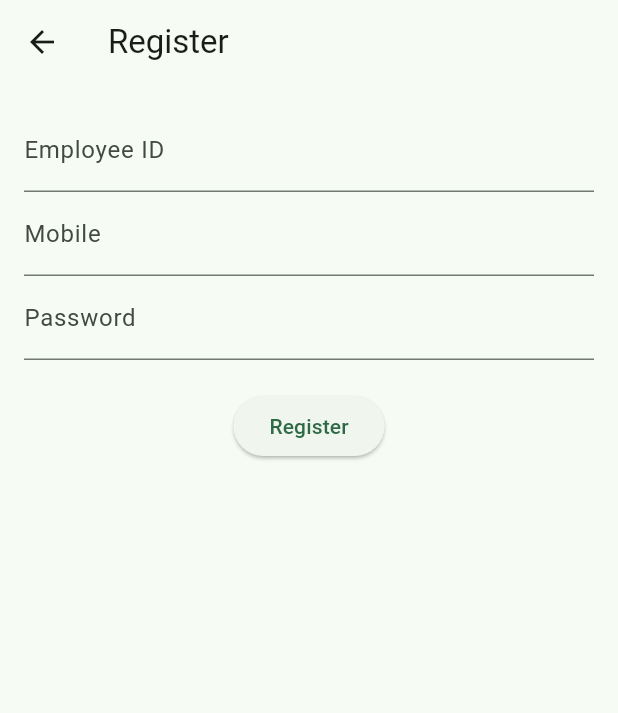
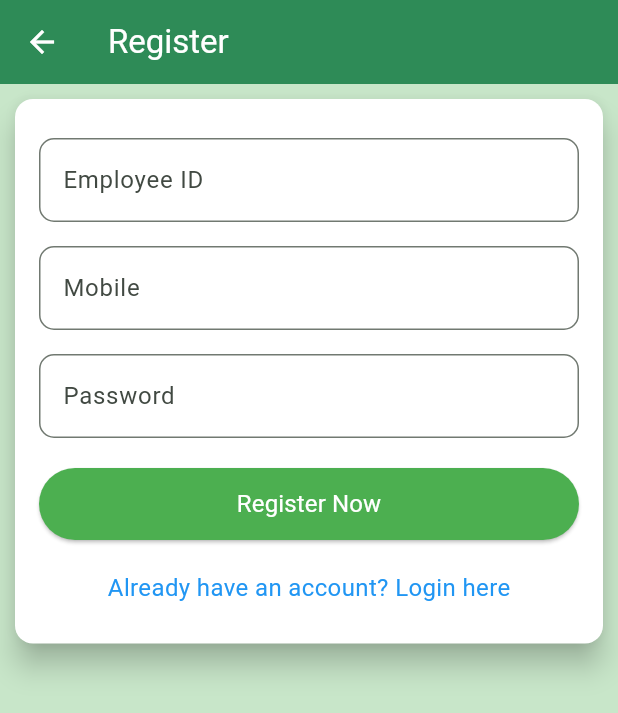
Before and after one commit to firojandev/Sales-App, a Flutter app: the screen it shows after launch, after a tap on an icon or button, on a phone screen of 412 x 824 dp. Shown: the top 713 px of the screen. Run offline on Flutter 3.47's test engine with Material 3 defaults, Android fonts, the phone set to English and light mode, and no system bars; our stand-ins replace shared_preferences.

Commit message:
Registration UI design is completed

```diff
--- a/lib/src/login/login_page.dart
+++ b/lib/src/login/login_page.dart
@@ -56,7 +56,7 @@ class _LoginPageState extends State<LoginPage> {
               child: Column(
                 mainAxisSize: MainAxisSize.min,
                 children: [
-                  Text(AppConstants.appName,style:MyTextStyle.titleStyle),
+                  const Text(AppConstants.appName,style:MyTextStyle.titleStyle),
                   const SizedBox(height: 10.0),
                   Text(AppConstants.loginToYourAccount,style: MyTextStyle.textStyle,),
                   const SizedBox(height: 30.0),
@@ -173,7 +173,7 @@ class _LoginPageState extends State<LoginPage> {
                     },
                     child: const Text(
                       'Don\'t have an account? Register here',
-                      style: TextStyle(color: Colors.blue,fontSize: 16),
+                      style: MyTextStyle.textLinkStyle,
                     ),
                   ),
                   const SizedBox(height: 10.0),
--- a/lib/src/register/register_page.dart
+++ b/lib/src/register/register_page.dart
@@ -1,6 +1,10 @@
 import 'package:flutter/material.dart';
 import 'package:provider/provider.dart';
+import 'package:sales_kenya/src/common/widgets/CustomAppBar.dart';
 import 'package:sales_kenya/src/register/register_view_model.dart';
+import 'package:sales_kenya/src/utils/my_colors.dart';
+
+import '../utils/my_text_style.dart';
 
 class RegisterPage extends StatefulWidget {
   const RegisterPage({super.key});
@@ -18,24 +22,87 @@ class _RegisterPageState extends State<RegisterPage> {
   @override
   Widget build(BuildContext context) {
     return Scaffold(
-      appBar: AppBar(title: Text('Register')),
-      body: Padding(
+      appBar: MyAppBar(title: "Register",),
+      body: Container(
+        height: MediaQuery.of(context).size.height,
+        decoration: const BoxDecoration(
+          color: MyColors.backgroundLight
+        ),
+        child: SingleChildScrollView(
+          scrollDirection: Axis.vertical,
+          child: Card(
+            color: MyColors.whiteColor,
+            elevation: 8.0,
+            margin: const EdgeInsets.symmetric(horizontal: 10.0,vertical: 10.0),
+            child: Padding(
               padding: const EdgeInsets.all(16.0),
               child: Column(
                 children: [
+                  const SizedBox(height: 10.0),
                   TextField(
                     controller: _empIdController,
-              decoration: InputDecoration(labelText: 'Employee ID'),
+                    decoration: InputDecoration(
+                      labelText: 'Employee ID',
+                      border: OutlineInputBorder(
+                        borderRadius: BorderRadius.circular(10.0),
+                        borderSide: const BorderSide(
+                          color: Colors.green,
+                          width: 2.0,
                         ),
+                      ),
+                      focusedBorder: OutlineInputBorder(
+                        borderRadius: BorderRadius.circular(10.0),
+                        borderSide: const BorderSide(
+                          color: Colors.green,
+                          width: 2.0,
+                        ),
+                      ),
+                    ),
+                  ),
+                  const SizedBox(height: 16.0),
                   TextField(
                     controller: _mobileController,
-              decoration: InputDecoration(labelText: 'Mobile'),
+                    decoration: InputDecoration(
+                      labelText: 'Mobile',
+                      border: OutlineInputBorder(
+                        borderRadius: BorderRadius.circular(10.0),
+                        borderSide: const BorderSide(
+                          color: Colors.green,
+                          width: 2.0,
                         ),
+                      ),
+                      focusedBorder: OutlineInputBorder(
+                        borderRadius: BorderRadius.circular(10.0),
+                        borderSide: const BorderSide(
+                          color: Colors.green,
+                          width: 2.0,
+                        ),
+                      ),
+                    ),
+                  ),
+                  const SizedBox(height: 16.0),
                   TextField(
                     controller: _passwordController,
-              decoration: InputDecoration(labelText: 'Password'),
+                    decoration: InputDecoration(
+                      labelText: 'Password',
+                      border: OutlineInputBorder(
+                        borderRadius: BorderRadius.circular(10.0),
+                        borderSide: const BorderSide(
+                          color: Colors.green,
+                          width: 2.0,
+                        ),
+                      ),
+                      focusedBorder: OutlineInputBorder(
+                        borderRadius: BorderRadius.circular(10.0),
+                        borderSide: const BorderSide(
+                          color: Colors.green,
+                          width: 2.0,
+                        ),
+                      ),
+                    ),
                     obscureText: true,
                   ),
+
                   SizedBox(height: 20),
                   ElevatedButton(
                     onPressed: () async {
@@ -68,9 +135,29 @@ class _RegisterPageState extends State<RegisterPage> {
                         );
                       }
                     },
-              child: Text('Register'),
+                    style: ButtonStyle(
+                      backgroundColor:
+                      MaterialStateProperty.all<Color>(Colors.green),
+                      minimumSize: MaterialStateProperty.all<Size>(
+                          const Size(double.infinity, 48)),
                     ),
+                    child: const Text('Register Now',style: MyTextStyle.textButtonStyle),
+                  ),
+                  const SizedBox(height: 20),
+                  GestureDetector(
+                    onTap: () {
+                      Navigator.pop(context);
+                    },
+                    child: const Text(
+                      'Already have an account? Login here',
+                      style: MyTextStyle.textLinkStyle,
+                    ),
+                  ),
+                  const SizedBox(height: 10.0),
                 ],
+              ),
+            ),
+          ),
         ),
       ),
     );
--- a/lib/src/utils/my_text_style.dart
+++ b/lib/src/utils/my_text_style.dart
@@ -14,4 +14,16 @@ class MyTextStyle {
       fontWeight: FontWeight.normal,
       color: MyColors.blackColor,
       fontFamily: "Roboto");
+
+  static const TextStyle textLinkStyle = TextStyle(
+      fontSize: 16.0,
+      fontWeight: FontWeight.normal,
+      color: MyColors.blueColor,
+      fontFamily: "Roboto");
+
+  static const TextStyle textButtonStyle = TextStyle(
+      fontSize: 16.0,
+      fontWeight: FontWeight.normal,
+      color: MyColors.whiteColor,
+      fontFamily: "Roboto");
 }
```
Lines whose indentation alone changed are shown as unchanged.
